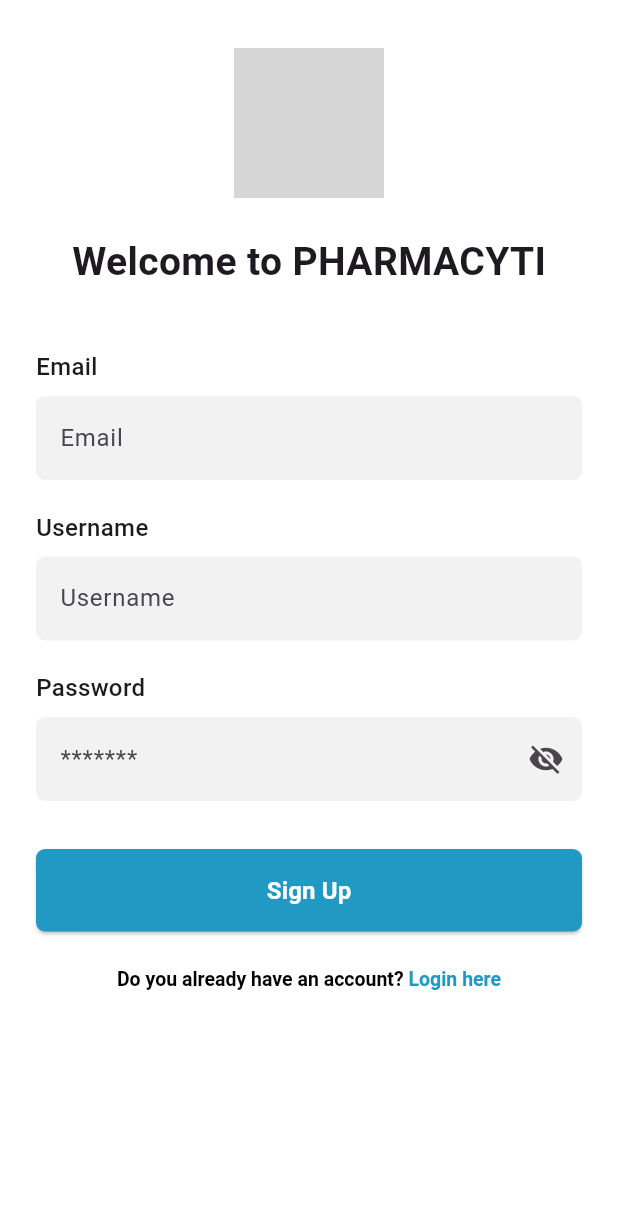
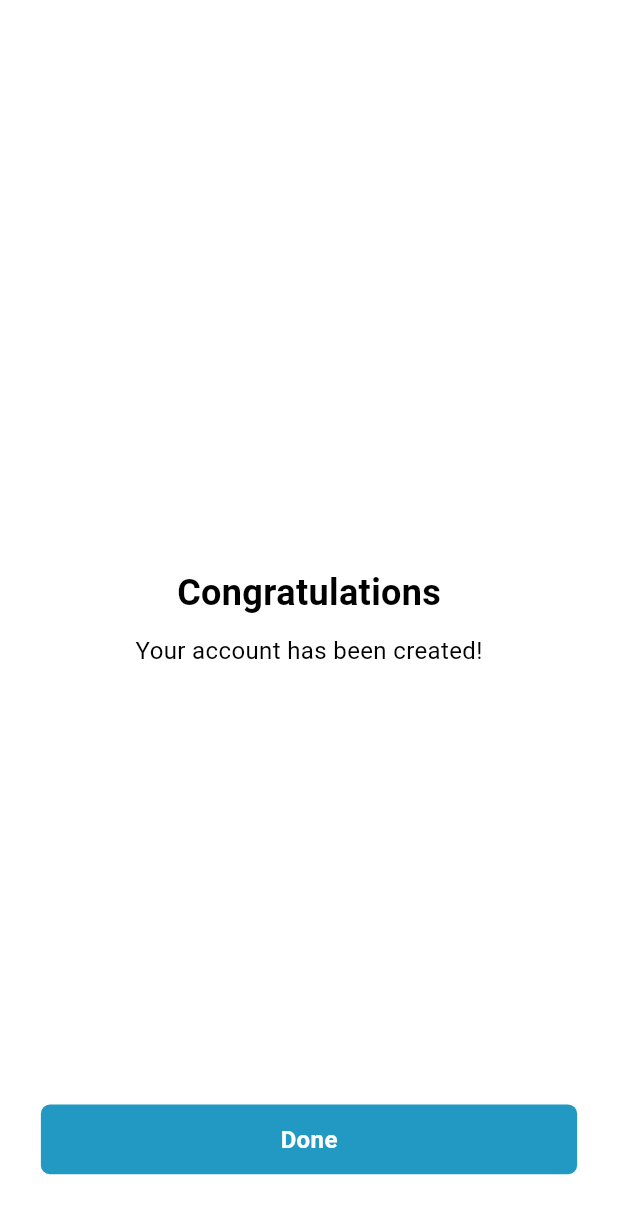
Before and after one commit to Yassy30/pharmacyti2, a Flutter app: the SignUp screen opened directly, after a tap on "Sign Up", on a phone screen of 412 x 824 dp. Shown: the top 1214 px of the screen. Run offline on Flutter 3.47's test engine with Material 3 defaults, Android fonts, the phone set to English and light mode, and no system bars; network calls fail; grey boxes are pictures that could not be loaded.

Commit message:
added Congratulations page

```diff
--- a/lib/auth/login.dart
+++ b/lib/auth/login.dart
@@ -66,7 +66,6 @@ class _LoginState extends State<Login> {
                     ),
                   ),
                 ),
-
                 // Username TextField
                 Positioned(
                   top: 0.396 * mediaQH,
@@ -88,7 +87,6 @@ class _LoginState extends State<Login> {
                     ),
                   ),
                 ),
-
                 // Password Label
                 Positioned(
                   top: 0.478 * mediaQH,
--- a/lib/auth/signup.dart
+++ b/lib/auth/signup.dart
@@ -258,6 +258,7 @@
 import 'package:flutter/gestures.dart';
 import 'package:flutter/material.dart';
 import 'package:pharmaciyti/auth/login.dart';
+import 'package:pharmaciyti/onboarding/congratulations.dart';
 
 class SignUp extends StatefulWidget {
   const SignUp({super.key});
@@ -338,7 +339,12 @@ class _SignUpState extends State<SignUp> {
               const SizedBox(height: 32),
               ElevatedButton(
                 onPressed: () {
-                  // Sign up logic here
+                  Navigator.push(
+                                context,
+                                MaterialPageRoute(
+                                  builder: (context) => const Congratulations(),
+                                 ),
+                              );
                 },
                 style: ElevatedButton.styleFrom(
                   backgroundColor: Color(0xff2299c3),
--- /dev/null
+++ b/lib/onboarding/congratulations.dart
@@ -0,0 +1,86 @@
+import 'package:flutter/material.dart';
+
+class Congratulations extends StatefulWidget {
+  const Congratulations({super.key});
+
+  @override
+  State<Congratulations> createState() => _CongratulationsState();
+}
+
+class _CongratulationsState extends State<Congratulations> {
+  @override
+  void initState() {
+    super.initState();
+  }
+
+  @override
+  Widget build(BuildContext context) {
+    double mediaQH = MediaQuery.of(context).size.height;
+    double mediaQW = MediaQuery.of(context).size.width;
+
+    return Scaffold(
+      backgroundColor: Color(0xffffffff),
+      body: SafeArea(
+        child: SingleChildScrollView(
+          child: SizedBox(
+            height: mediaQH,
+            width: mediaQW,
+            child: Stack(
+              children: [
+                // Centered Text: "Congratulations"
+                Positioned.fill(
+                  child: Align(
+                    alignment: Alignment.center,
+                    child: Column(
+                      mainAxisSize: MainAxisSize.min,
+                      children: [
+                        Text(
+                          "Congratulations",
+                          style: const TextStyle(
+                            color: Color(0xff000000),
+                            fontWeight: FontWeight.w700,
+                            fontSize: 24,
+                          ),
+                        ),
+                        const SizedBox(height: 10), // Add spacing between texts
+                        Text(
+                          "Your account has been created!",
+                          style: const TextStyle(
+                            color: Color(0xff000000),
+                            fontWeight: FontWeight.w400,
+                            fontSize: 16,
+                          ),
+                        ),
+                      ],
+                    ),
+                  ),
+                ),
+                Positioned(
+                  bottom: 0.05 * mediaQH,
+                  left: 0.06615776081424936 * mediaQW,
+                  right: 0.06615776081424936 * mediaQW,
+                  child: Container(
+                    height: 0.056338028169014086 * mediaQH,
+                    decoration: BoxDecoration(
+                      color: const Color(0xff2299c3),
+                      borderRadius: BorderRadius.circular(6),
+                    ),
+                    alignment: Alignment.center,
+                    child: Text(
+                      "Done",
+                      style: const TextStyle(
+                        color: Color(0xffffffff),
+                        fontWeight: FontWeight.w600,
+                        fontSize: 16,
+                      ),
+                    ),
+                  ),
+                ),
+              ],
+            ),
+          ),
+        ),
+      ),
+    );
+  }
+}
```
